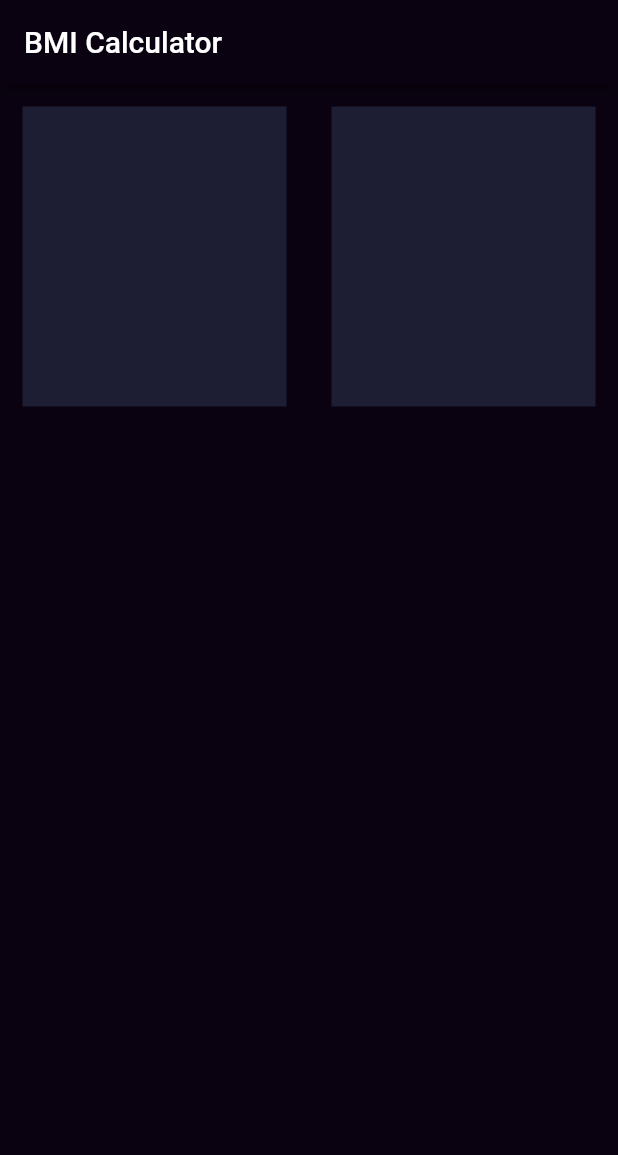
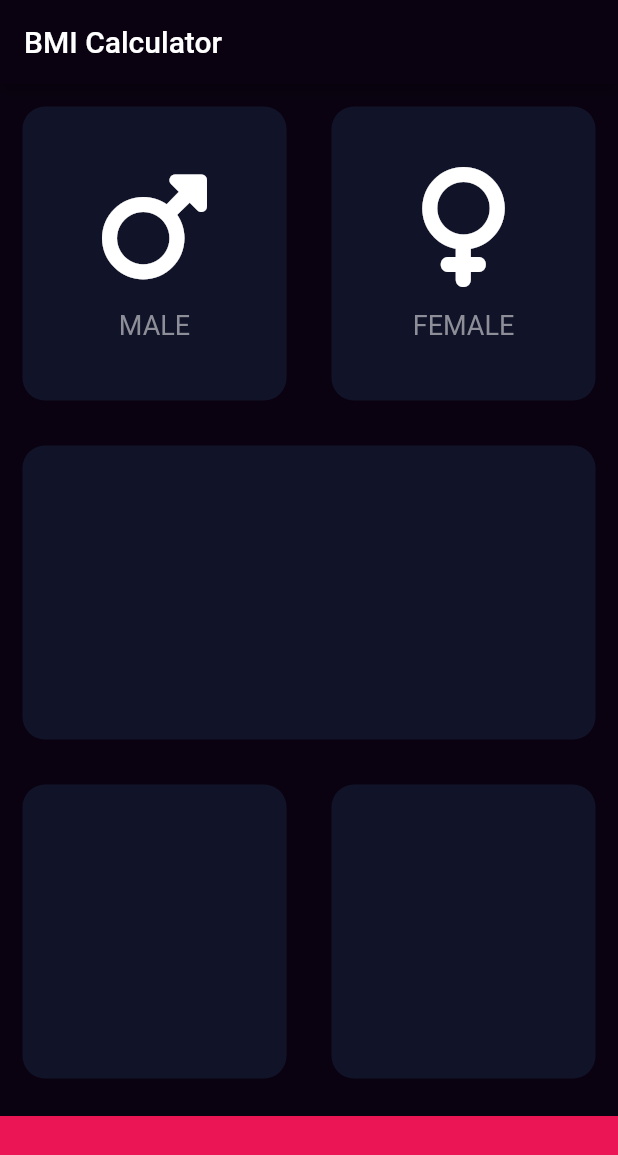
Before and after one commit to bonheurtuyi/bmi-calculator, a Flutter app: the screen it shows after launch, on a phone screen of 412 x 824 dp. Shown: the top 1155 px of the screen. Run offline on Flutter 3.47's test engine with Material 2 defaults, Android fonts, the phone set to English and light mode, and no system bars; our stand-ins replace font_awesome_flutter.

Commit message:
Created card containers and card contents.

```diff
--- /dev/null
+++ b/lib/card-content.dart
@@ -0,0 +1,31 @@
+import 'package:flutter/material.dart';
+
+class CardContent extends StatelessWidget {
+  const CardContent({Key? key, required this.iconName, required this.textTitle})
+      : super(key: key);
+  final String textTitle;
+  final IconData iconName;
+
+  @override
+  Widget build(BuildContext context) {
+    return Column(
+      mainAxisAlignment: MainAxisAlignment.center,
+      children: [
+        Icon(
+          iconName,
+          size: 80.0,
+        ),
+        const SizedBox(
+          height: 15.0,
+        ),
+        Text(
+          textTitle,
+          style: const TextStyle(
+            color: Color(0xFF8D8E98),
+            fontSize: 18.0,
+          ),
+        ),
+      ],
+    );
+  }
+}
--- a/lib/input-page.dart
+++ b/lib/input-page.dart
@@ -1,4 +1,10 @@
 import 'package:flutter/material.dart';
+import 'package:font_awesome_flutter/font_awesome_flutter.dart';
+import 'card-content.dart';
+import 'reusable-card.dart';
+
+const activeCardColor = Color(0xFF1D1E33);
+const inActiveCardColor = Color(0xFF111328);
 
 class InputPage extends StatefulWidget {
   const InputPage({Key? key}) : super(key: key);
@@ -8,6 +14,28 @@ class InputPage extends StatefulWidget {
 }
 
 class _InputPageState extends State<InputPage> {
+  Color maleCardColor = inActiveCardColor;
+  Color femaleCardColor = inActiveCardColor;
+
+  void switchColor(int gender) {
+    if (gender == 1) {
+      if (maleCardColor == inActiveCardColor) {
+        maleCardColor = activeCardColor;
+        femaleCardColor = inActiveCardColor;
+      } else {
+        maleCardColor = inActiveCardColor;
+      }
+    }
+    if (gender == 2) {
+      if (femaleCardColor == inActiveCardColor) {
+        femaleCardColor = activeCardColor;
+        maleCardColor = inActiveCardColor;
+      } else {
+        femaleCardColor = inActiveCardColor;
+      }
+    }
+  }
+
   @override
   Widget build(BuildContext context) {
     return Scaffold(
@@ -16,25 +44,73 @@ class _InputPageState extends State<InputPage> {
       ),
       body: Column(
         children: [
-          Row(
+          Expanded(
+            child: Row(
               children: [
                 Expanded(
-                child: Container(
-                  margin: const EdgeInsets.all(15),
-                  height: 200.0,
-                  width: 170.0,
-                  color: const Color(0xFF1D1E33),
+                  child: GestureDetector(
+                    onTap: () {
+                      setState(() {
+                        switchColor(1);
+                      });
+                    },
+                    child: ReusableCard(
+                      colour: maleCardColor,
+                      cardChild: const CardContent(
+                        iconName: FontAwesomeIcons.mars,
+                        textTitle: 'MALE',
+                      ),
+                    ),
                   ),
                 ),
                 Expanded(
-                child: Container(
-                  margin: const EdgeInsets.all(15),
-                  height: 200.0,
-                  width: 170.0,
-                  color: const Color(0xFF1D1E33),
+                  child: GestureDetector(
+                    onTap: () {
+                      setState(() {
+                        switchColor(2);
+                      });
+                    },
+                    child: ReusableCard(
+                      colour: femaleCardColor,
+                      cardChild: const CardContent(
+                        iconName: FontAwesomeIcons.venus,
+                        textTitle: 'FEMALE',
+                      ),
+                    ),
                   ),
                 ),
               ],
+            ),
+          ),
+          Expanded(
+            child: ReusableCard(
+              colour: inActiveCardColor,
+              cardChild: Container(),
+            ),
+          ),
+          Expanded(
+            child: Row(
+              children: [
+                Expanded(
+                  child: ReusableCard(
+                    colour: inActiveCardColor,
+                    cardChild: Container(),
+                  ),
+                ),
+                Expanded(
+                  child: ReusableCard(
+                    colour: inActiveCardColor,
+                    cardChild: Container(),
+                  ),
+                ),
+              ],
+            ),
+          ),
+          Container(
+            color: const Color(0xFFEB1555),
+            margin: const EdgeInsets.only(top: 10.0),
+            width: double.infinity,
+            height: 80.0,
           )
         ],
       ),
--- a/lib/main.dart
+++ b/lib/main.dart
@@ -13,11 +13,10 @@ class BmiCalculator extends StatelessWidget {
     return MaterialApp(
       debugShowCheckedModeBanner: false,
       theme: ThemeData.dark().copyWith(
-        backgroundColor: const Color(0xFF0A0211),
-        colorScheme: ColorScheme.fromSwatch().copyWith(
-          primary: const Color(0xFF0A0211),
+        scaffoldBackgroundColor: const Color(0xFF0A0211),
+        appBarTheme: const AppBarTheme(
+          backgroundColor: Color(0xFF0A0211),
         ),
-        scaffoldBackgroundColor: const Color(0xFF0A0211),
       ),
       title: 'BMI Calculator',
       home: const InputPage(),
--- /dev/null
+++ b/lib/reusable-card.dart
@@ -0,0 +1,20 @@
+import 'package:flutter/material.dart';
+
+class ReusableCard extends StatelessWidget {
+  const ReusableCard({Key? key, required this.colour, required this.cardChild})
+      : super(key: key);
+  final Color colour;
+  final Widget cardChild;
+
+  @override
+  Widget build(BuildContext context) {
+    return Container(
+      margin: const EdgeInsets.all(15),
+      decoration: BoxDecoration(
+        color: colour,
+        borderRadius: BorderRadius.circular(15.0),
+      ),
+      child: cardChild,
+    );
+  }
+}
--- a/pubspec.yaml
+++ b/pubspec.yaml
@@ -36,6 +36,7 @@ dependencies:
   # The following adds the Cupertino Icons font to your application.
   # Use with the CupertinoIcons class for iOS style icons.
   cupertino_icons: ^1.0.2
+  font_awesome_flutter: ^10.2.1
 
 dev_dependencies:
   flutter_test:
```
Also changed, not shown: pubspec.lock. Lines whose indentation alone changed are shown as unchanged.
